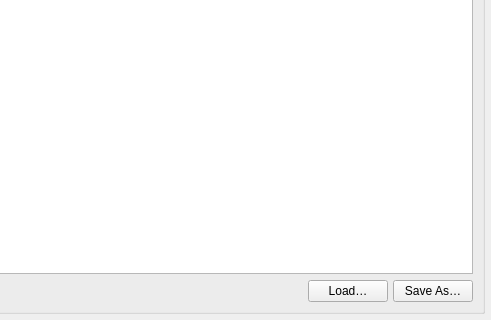
Before: the Qt Designer form pymacros/klayout_netlist_importer/NetlistImportConfig_CellMapPage.ui in iic-jku/klayout-netlist-import, drawn with Qt 5; both pictures show x 314 to 805 and y 297 to 617 of the 805 by 617 pixel window.
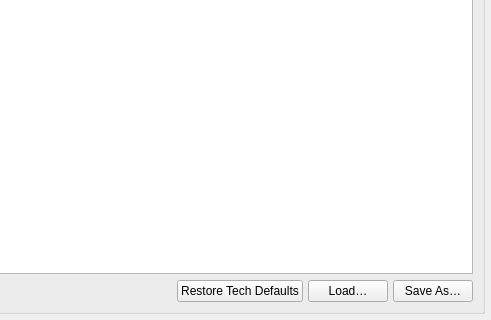
After: the same form once the commit is applied.

Commit message: Add pushbutton to restore tech defaults

```diff
--- a/pymacros/klayout_netlist_importer/NetlistImportConfig_CellMapPage.ui
+++ b/pymacros/klayout_netlist_importer/NetlistImportConfig_CellMapPage.ui
@@ -160,6 +160,16 @@
           </property>
          </spacer>
         </item>
+        <item>
+         <widget class="QPushButton" name="restore_tech_defaults_pb">
+          <property name="toolTip">
+           <string>&lt;html&gt;&lt;head/&gt;&lt;body&gt;&lt;p&gt;Discard the current table and reload the technology's default cell mapping&lt;/p&gt;&lt;/body&gt;&lt;/html&gt;</string>
+          </property>
+          <property name="text">
+           <string>Restore Tech Defaults</string>
+          </property>
+         </widget>
+        </item>
         <item>
          <widget class="QPushButton" name="load_map_pb">
           <property name="text">
```
The commit also changes 1 other file.
